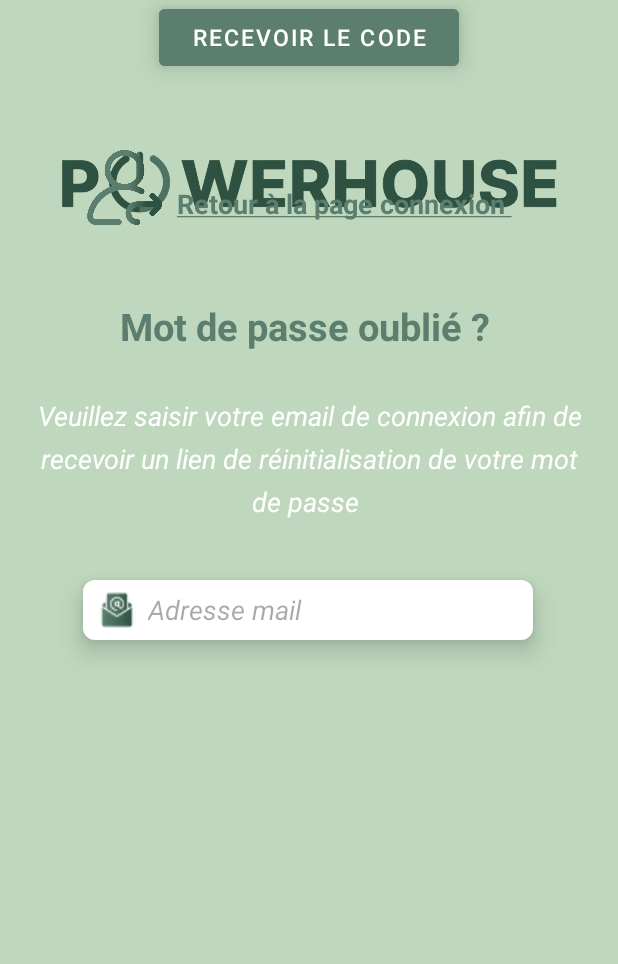
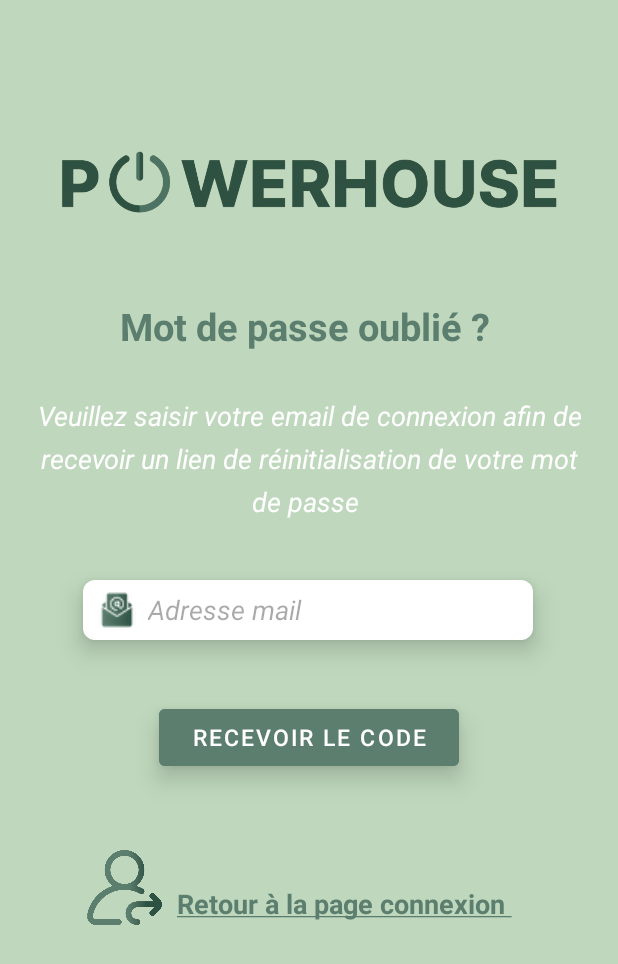
Before and after one commit to isradh/R4_11_Projet_DevMobile, an Android app: the ForgotPasswordActivity screen opened directly, with no data from a screen before it, on a phone screen of 412 x 824 dp. Shown: the top 964 px of the screen. Run offline under Robolectric (Android 15) with nearby library versions, the phone set to English and light mode, and no system bars; our stand-ins replace Volley; network calls fail.

Commit message:
correction page mdp oublié

```diff
--- a/app/src/main/res/layout/activity_forgot_password.xml
+++ b/app/src/main/res/layout/activity_forgot_password.xml
@@ -82,7 +82,7 @@
         android:elevation="10dp"
         app:layout_constraintStart_toStartOf="parent"
         app:layout_constraintEnd_toEndOf="parent"
-        app:layout_constraintTop_toBottomOf="@id/mdp"
+        app:layout_constraintTop_toBottomOf="@id/adressMail"
         tools:ignore="TextSizeCheck" />
 
     <ImageView
```
Also changed, not shown: 1 other file.
